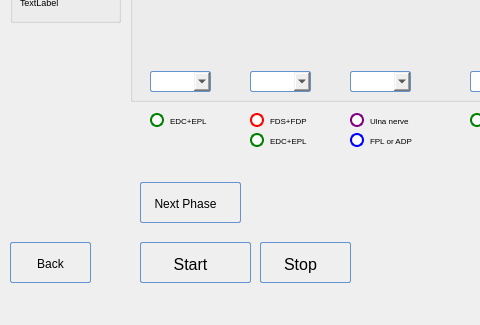
Above: POML060_v1/programkeygripv2.ui from viniltc/POML060 before the change; both pictures show x 0 to 480 and y 248 to 573 of the 630 by 573 pixel window. Below: the same form after it.
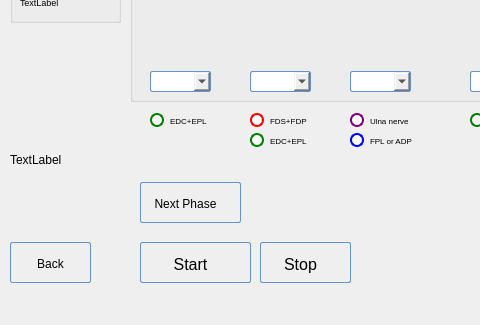
That is the form after the change. Icons and pictures are not drawn.

```diff
--- a/POML060_v1/programkeygripv2.ui
+++ b/POML060_v1/programkeygripv2.ui
@@ -1404,6 +1404,19 @@
      <string>Current</string>
     </property>
    </widget>
+   <widget class="QLabel" name="label_9">
+    <property name="geometry">
+     <rect>
+      <x>10</x>
+      <y>400</y>
+      <width>191</width>
+      <height>16</height>
+     </rect>
+    </property>
+    <property name="text">
+     <string>TextLabel</string>
+    </property>
+   </widget>
   </widget>
   <widget class="QMenuBar" name="menubar">
    <property name="geometry">
```
